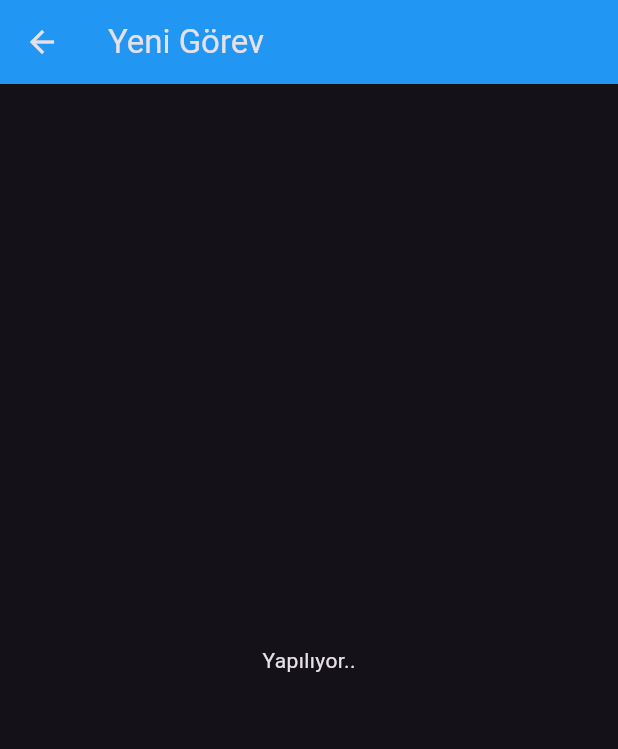
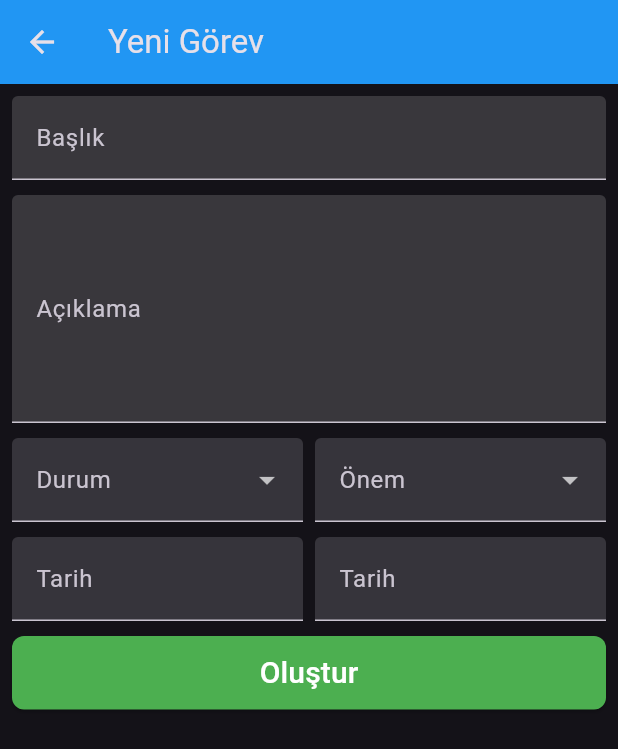
Before and after one commit to nrgncorp/To-Do-App-Flutter, a Flutter app: the screen it shows after launch, after a tap on the "add" icon, on a phone screen of 412 x 824 dp. Shown: the top 749 px of the screen. Run offline on Flutter 3.47's test engine with Material 3 defaults, Android fonts, the phone set to English and light mode, and no system bars.

Commit message:
Add AddTodoView screen and update navigation in ToDoListView

```diff
--- a/lib/app/list_view.dart
+++ b/lib/app/list_view.dart
@@ -1,4 +1,5 @@
 import 'package:flutter/material.dart';
+import 'package:hardware_andro_kurs/app/screens/add_todo_view.dart';
 import 'package:hardware_andro_kurs/app/stores/todo_store.dart';
 import 'package:hardware_andro_kurs/app/models/todo.dart';
 import 'package:provider/provider.dart';
@@ -73,10 +74,7 @@ class _ToDoListViewState extends State<ToDoListView> {
           Navigator.of(context).push(
             MaterialPageRoute(
               builder: (context) {
-                return Scaffold(
-                  appBar: AppBar(title: Text('Yeni Görev')),
-                  body: Center(child: Text('Yapılıyor..')),
-                );
+                return AddTodoView();
               },
               fullscreenDialog: false,
             ),
--- /dev/null
+++ b/lib/app/screens/add_todo_view.dart
@@ -0,0 +1,198 @@
+import 'package:flutter/material.dart';
+import 'package:hardware_andro_kurs/app/models/todo.dart';
+import 'package:hardware_andro_kurs/app/stores/todo_store.dart';
+import 'package:provider/provider.dart';
+
+class AddTodoView extends StatefulWidget {
+  const AddTodoView({super.key});
+
+  @override
+  State<AddTodoView> createState() => _AddTodoViewState();
+}
+
+class _AddTodoViewState extends State<AddTodoView> {
+  Status? selectedStatus;
+  Importance? selectedImportance;
+  final _formKey = GlobalKey<FormState>();
+  DateTime? selectedStartDate;
+  DateTime? selectedEndDate;
+  @override
+  Widget build(BuildContext context) {
+    final todoStore = context.watch<TodoStore>();
+    final itemStatus = todoStore.itemStatus;
+    final itemImportance = todoStore.itemImportance;
+
+    return Scaffold(
+      appBar: AppBar(title: Text('Yeni Görev')),
+      body: Padding(
+        padding: const EdgeInsets.all(8.0),
+        child: Row(
+          children: [
+            Expanded(
+              child: Form(
+                key: _formKey,
+                child: Column(
+                  children: [
+                    TextFormField(
+                      decoration: InputDecoration(
+                        labelText: 'Başlık',
+                        fillColor: const Color.fromARGB(40, 255, 255, 255),
+                        filled: true,
+                      ),
+                    ),
+                    const SizedBox(height: 10),
+                    TextFormField(
+                      decoration: InputDecoration(
+                        labelText: 'Açıklama',
+                        fillColor: const Color.fromARGB(40, 255, 255, 255),
+                        filled: true,
+                      ),
+                      minLines: 5,
+                      maxLines: 5,
+                    ),
+                    const SizedBox(height: 10),
+                    Row(
+                      children: [
+                        Expanded(
+                          child: DropdownButtonFormField<Status>(
+                            value: selectedStatus,
+                            decoration: const InputDecoration(
+                              labelText: 'Durum',
+                              filled: true,
+                            ),
+                            items: itemStatus.map((status) {
+                              return DropdownMenuItem<Status>(
+                                value: status,
+                                child: Text(status.label),
+                              );
+                            }).toList(),
+                            onChanged: (value) {
+                              setState(() {
+                                selectedStatus = value;
+                              });
+                            },
+                          ),
+                        ),
+                        const SizedBox(width: 8),
+                        Expanded(
+                          child: DropdownButtonFormField<Importance>(
+                            value: selectedImportance,
+                            decoration: const InputDecoration(
+                              labelText: 'Önem',
+                              filled: true,
+                            ),
+                            items: itemImportance.map((imp) {
+                              return DropdownMenuItem<Importance>(
+                                value: imp,
+                                child: Text(imp.label),
+                              );
+                            }).toList(),
+                            onChanged: (value) {
+                              setState(() {
+                                selectedImportance = value;
+                              });
+                            },
+                          ),
+                        ),
+                      ],
+                    ),
+                    const SizedBox(height: 10),
+                    Row(
+                      children: [
+                        Expanded(
+                          child: TextFormField(
+                            readOnly: true,
+                            decoration: const InputDecoration(
+                              labelText: 'Tarih',
+                              filled: true,
+                            ),
+                            controller: TextEditingController(
+                              text: selectedStartDate == null
+                                  ? ''
+                                  : '${selectedStartDate!.day}.${selectedStartDate!.month}.${selectedStartDate!.year}',
+                            ),
+                            onTap: () async {
+                              final DateTime? picked = await showDatePicker(
+                                context: context,
+                                initialDate:
+                                    selectedStartDate ?? DateTime.now(),
+                                firstDate: DateTime(2000),
+                                lastDate: DateTime(2100),
+                              );
+
+                              if (picked != null) {
+                                setState(() {
+                                  selectedStartDate = picked;
+                                });
+                              }
+                            },
+                          ),
+                        ),
+                        const SizedBox(width: 8),
+                        Expanded(
+                          child: TextFormField(
+                            readOnly: true,
+                            decoration: const InputDecoration(
+                              labelText: 'Tarih',
+                              filled: true,
+                            ),
+                            controller: TextEditingController(
+                              text: selectedEndDate == null
+                                  ? ''
+                                  : '${selectedEndDate!.day}.${selectedEndDate!.month}.${selectedEndDate!.year}',
+                            ),
+                            onTap: () async {
+                              final DateTime? picked = await showDatePicker(
+                                context: context,
+                                initialDate: selectedEndDate ?? DateTime.now(),
+                                firstDate: DateTime(2000),
+                                lastDate: DateTime(2100),
+                              );
+
+                              if (picked != null) {
+                                setState(() {
+                                  selectedEndDate = picked;
+                                });
+                              }
+                            },
+                          ),
+                        ),
+                      ],
+                    ),
+                    const SizedBox(height: 10),
+                    Row(
+                      children: [
+                        Expanded(
+                          child: ElevatedButton(
+                            style: ElevatedButton.styleFrom(
+                              backgroundColor: Colors.green,
+                              shape: RoundedRectangleBorder(
+                                borderRadius: BorderRadius.circular(8.0),
+                              ),
+                            ),
+                            onPressed: () {},
+                            child: Padding(
+                              padding: const EdgeInsets.all(10.0),
+                              child: Text(
+                                'Oluştur',
+                                style: TextStyle(
+                                  color: Colors.white,
+                                  fontWeight: FontWeight.w500,
+                                  fontSize: 20,
+                                ),
+                              ),
+                            ),
+                          ),
+                        ),
+                      ],
+                    ),
+                  ],
+                ),
+              ),
+            ),
+          ],
+        ),
+      ),
+    );
+  }
+}
```
